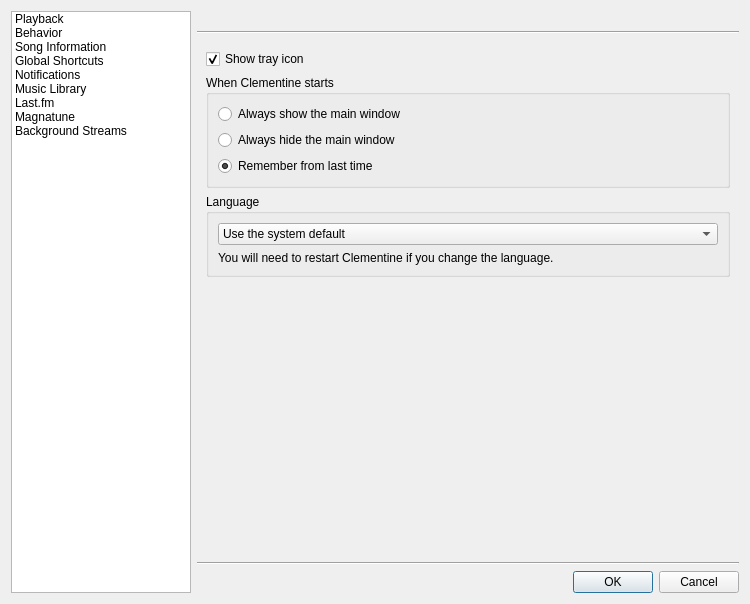
Old version of the form src/ui/settingsdialog.ui in the repository clementine-player/Clementine.
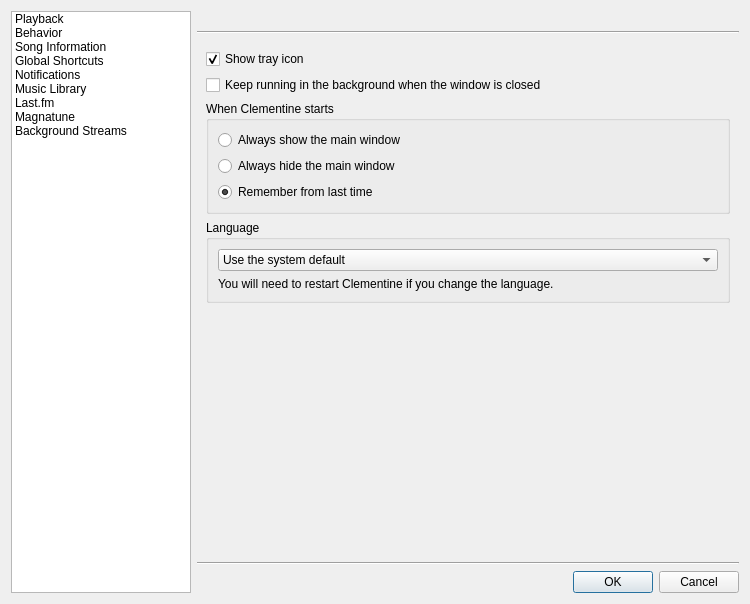
New version of the form. The open tabs and pages were chosen to show the change. Icons and pictures are not drawn. Custom widgets are drawn as their Qt base class.

Commit message: Add an option to stay running in the background when the window is closed, even if the tray icon is hidden. Fixes issue #914

```diff
--- a/src/ui/settingsdialog.ui
+++ b/src/ui/settingsdialog.ui
@@ -406,6 +406,13 @@
            </property>
           </widget>
          </item>
+         <item>
+          <widget class="QCheckBox" name="b_keep_running_">
+           <property name="text">
+            <string>Keep running in the background when the window is closed</string>
+           </property>
+          </widget>
+         </item>
          <item>
           <widget class="QGroupBox" name="startup_group_">
            <property name="title">
```
Left out of the diff: 22 changed lines with no effect on the pictures. The commit also changes 40 other files.
